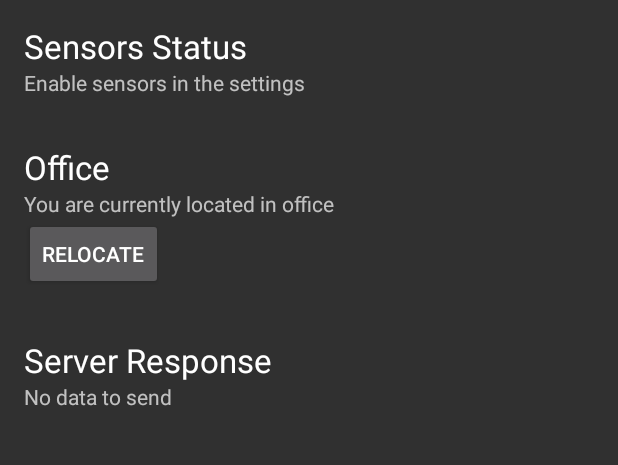
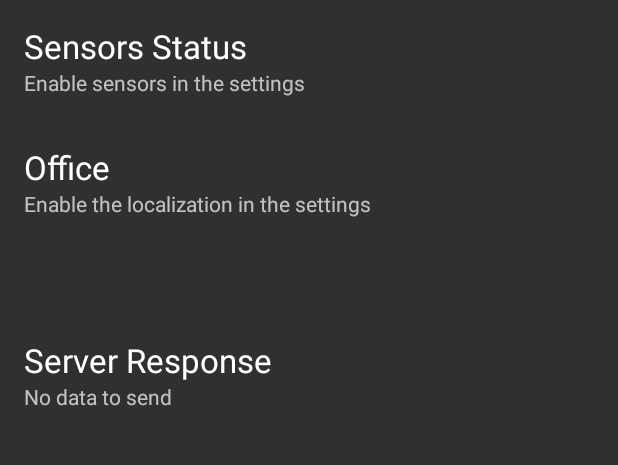
Before and after one commit to bcarron/SyndesiApp, an Android app: the screen it shows after launch (MainActivity), on a phone screen of 412 x 824 dp, the part 84-549 px from its top. Run offline under Robolectric (Android 15) with nearby library versions, the phone set to English and light mode, and no system bars.

Commit message:
Now updating the ui with the localization setting

```diff
--- a/app/src/main/java/tcslab/syndesiapp/controllers/localization/LocalizationController.java
+++ b/app/src/main/java/tcslab/syndesiapp/controllers/localization/LocalizationController.java
@@ -7,6 +7,7 @@ import android.content.Intent;
 import android.content.SharedPreferences;
 import android.net.wifi.ScanResult;
 import android.preference.PreferenceManager;
+import android.support.v4.content.LocalBroadcastManager;
 import android.util.Log;
 import android.widget.Toast;
 import org.opencv.android.BaseLoaderCallback;
@@ -18,6 +19,7 @@ import org.opencv.core.TermCriteria;
 import org.opencv.ml.KNearest;
 import org.opencv.ml.Ml;
 import org.opencv.ml.SVM;
+import tcslab.syndesiapp.models.BroadcastType;
 import tcslab.syndesiapp.models.PreferenceKey;
 
 import java.io.*;
@@ -292,6 +294,7 @@ public class LocalizationController implements SharedPreferences.OnSharedPrefere
                 this.stopLocalization();
             }
         }
+        this.updateUI();
     }
 
     private void startLocalization(){
@@ -307,4 +310,30 @@ public class LocalizationController implements SharedPreferences.OnSharedPrefere
         mAlarmManager.cancel(mLocalizationLauncher);
         Log.d("PREF", "Localization disabled");
     }
+
+    private void updateUI(){
+        Boolean status;
+        SharedPreferences sharedPreferences = PreferenceManager.getDefaultSharedPreferences(this.mAppContext);
+
+        if (sharedPreferences.getBoolean(PreferenceKey.PREF_LOC_PERM.toString(), false)) {
+            status = true;
+        }else{
+            status = false;
+        }
+        Log.d("LocalizationController","Update ui");
+        Intent localIntent = new Intent(BroadcastType.BCAST_TYPE_LOC_STATUS.toString());
+        localIntent.putExtra(BroadcastType.BCAST_EXTRA_LOC_STATUS.toString(), status);
+        localIntent.putExtra(BroadcastType.BCAST_EXTRA_LOC_OFFICE.toString(), this.mCurrentPosition);
+        Boolean res = LocalBroadcastManager.getInstance(mAppContext).sendBroadcast(localIntent);
+        Log.d("LocalizationController", Boolean.toString(res));
+    }
+
+    public Context getmAppContext() {
+        return mAppContext;
+    }
+
+    public void setmAppContext(Context mAppContext) {
+        this.mAppContext = mAppContext;
+        this.updateUI();
+    }
 }
--- a/app/src/main/java/tcslab/syndesiapp/controllers/sensor/SensorController.java
+++ b/app/src/main/java/tcslab/syndesiapp/controllers/sensor/SensorController.java
@@ -48,6 +48,13 @@ public class SensorController implements SharedPreferences.OnSharedPreferenceCha
         this.updateUI();
     }
 
+    public static synchronized SensorController getInstance(Activity activity) {
+        if (mInstance == null) {
+            mInstance = new SensorController(activity);
+        }
+        return mInstance;
+    }
+
     public void onSharedPreferenceChanged(SharedPreferences sharedPreferences, String key) {
         if (key.equals(PreferenceKey.PREF_SYNDESI_URL.toString())) {
             Log.d("PREF", "Server changed");
@@ -79,14 +86,8 @@ public class SensorController implements SharedPreferences.OnSharedPreferenceCha
         }
     }
 
-    public static synchronized SensorController getInstance(Activity activity) {
-        if (mInstance == null) {
-            mInstance = new SensorController(activity);
-        }
-        return mInstance;
-    }
-
     private void updateUI(){
+        Log.d("Sensor", "Update UI");
         SharedPreferences sharedPreferences = PreferenceManager.getDefaultSharedPreferences(mActivity);
         if (sharedPreferences.getBoolean(PreferenceKey.PREF_SENSOR_PERM.toString(), false)) {
             ((TextView) mActivity.findViewById(R.id.sensors_status)).setText("");
--- a/app/src/main/java/tcslab/syndesiapp/controllers/ui/UIReceiver.java
+++ b/app/src/main/java/tcslab/syndesiapp/controllers/ui/UIReceiver.java
@@ -25,6 +25,7 @@ public class UIReceiver extends BroadcastReceiver {
 
     @Override
     public void onReceive(Context context, Intent intent) {
+        Log.d("UIReceiver", intent.getAction());
         if (intent.getAction().equals(BroadcastType.BCAST_TYPE_SERVER_STATUS.toString())) {
             //Update the UI server status
             String response = intent.getStringExtra(BroadcastType.BCAST_EXTRA_SERVER_RESPONSE.toString());
@@ -35,7 +36,7 @@ public class UIReceiver extends BroadcastReceiver {
             String response = intent.getStringExtra(BroadcastType.BCAST_EXTRA_SERVER_RESPONSE.toString());
             TextView server = (TextView) mActivity.findViewById(R.id.controller_display_status);
             server.setText(response);
-        } else{
+        } else {
             //Add sensor reading to the UI
             Float data = intent.getFloatExtra(BroadcastType.BCAST_EXTRA_SENSOR_DATA.toString(), 0);
             ((MainActivity)mActivity).addSensor(new SensorData("", data, intent.getAction()));
--- a/app/src/main/java/tcslab/syndesiapp/controllers/ui/WifiReceiver.java
+++ b/app/src/main/java/tcslab/syndesiapp/controllers/ui/WifiReceiver.java
@@ -1,6 +1,5 @@
 package tcslab.syndesiapp.controllers.ui;
 
-import android.app.Activity;
 import android.content.BroadcastReceiver;
 import android.content.Context;
 import android.content.Intent;
@@ -8,11 +7,14 @@ import android.net.wifi.ScanResult;
 import android.net.wifi.WifiManager;
 import android.preference.PreferenceManager;
 import android.util.Log;
+import android.view.View;
+import android.widget.Button;
 import android.widget.TextView;
 import android.widget.Toast;
 import tcslab.syndesiapp.R;
 import tcslab.syndesiapp.controllers.account.AccountController;
 import tcslab.syndesiapp.models.Account;
+import tcslab.syndesiapp.models.BroadcastType;
 import tcslab.syndesiapp.models.PreferenceKey;
 import tcslab.syndesiapp.views.MainActivity;
 
@@ -26,6 +28,7 @@ public class WifiReceiver extends BroadcastReceiver {
     private MainActivity mActivity;
     private List<List<ScanResult>> mReadings = new ArrayList<>();
     private AccountController mAccountController;
+    private Boolean visible = true;
 
     public WifiReceiver(MainActivity activity) {
         Log.d("WifiReceiver", "New receiver");
@@ -37,7 +40,7 @@ public class WifiReceiver extends BroadcastReceiver {
     @Override
     public void onReceive(Context context, Intent intent) {
         Log.d("WifiReceiver", intent.getAction());
-        if (intent.getAction().equals(WifiManager.SCAN_RESULTS_AVAILABLE_ACTION)) {
+        if (intent.getAction().equals(WifiManager.SCAN_RESULTS_AVAILABLE_ACTION) && visible) {
             mReadings.add(((WifiManager) mActivity.getSystemService(mActivity.WIFI_SERVICE)).getScanResults());
 
             String precision = PreferenceManager.getDefaultSharedPreferences(mActivity.getApplicationContext()).getString(PreferenceKey.PREF_LOC_PRECISION.toString(),"1");
@@ -50,10 +53,10 @@ public class WifiReceiver extends BroadcastReceiver {
                 String officeNumber = mActivity.getmLocalizationController().updateLocation(mReadings);
 
                 //Update the UI office status
-                TextView officeTextView = (TextView) mActivity.findViewById(R.id.office_display);
+                TextView officeTextView = (TextView) mActivity.findViewById(R.id.loc_display);
                 String newOfficeText;
                 if (officeNumber != null) {
-                    newOfficeText = mActivity.getString(R.string.office_display) + " " + officeNumber;
+                    newOfficeText = mActivity.getString(R.string.loc_display) + ": " + officeNumber;
                 } else {
                     newOfficeText = "Cannot locate you (missing training file?)";
                 }
@@ -68,6 +71,24 @@ public class WifiReceiver extends BroadcastReceiver {
 
                 mReadings.clear();
             }
+        }else if(intent.getAction().equals(BroadcastType.BCAST_TYPE_LOC_STATUS.toString())){
+            Boolean status = intent.getBooleanExtra(BroadcastType.BCAST_EXTRA_LOC_STATUS.toString(), false);
+            String office = intent.getStringExtra(BroadcastType.BCAST_EXTRA_LOC_OFFICE.toString());
+            TextView newOfficeText = (TextView) mActivity.findViewById(R.id.loc_display);
+            Button relocateBtn = (Button) mActivity.findViewById(R.id.btnRelocate);
+            if(status) {
+                if(office != null) {
+                    newOfficeText.setText(mActivity.getString(R.string.loc_display) + " " + office);
+                }else{
+                    newOfficeText.setText(mActivity.getString(R.string.loc_scanning));
+                }
+                relocateBtn.setVisibility(View.VISIBLE);
+                this.visible = true;
+            }else{
+                newOfficeText.setText(mActivity.getString(R.string.loc_disabled));
+                relocateBtn.setVisibility(View.INVISIBLE);
+                this.visible = false;
+            }
         }
     }
 }
--- a/app/src/main/java/tcslab/syndesiapp/models/BroadcastType.java
+++ b/app/src/main/java/tcslab/syndesiapp/models/BroadcastType.java
@@ -8,5 +8,8 @@ public enum BroadcastType {
     BCAST_TYPE_SERVER_STATUS,
     BCAST_TYPE_CONTROLLER_STATUS,
     BCAST_EXTRA_SERVER_RESPONSE,
-    BCAST_EXTRA_SENSOR_DATA
+    BCAST_EXTRA_SENSOR_DATA,
+    BCAST_TYPE_LOC_STATUS,
+    BCAST_EXTRA_LOC_STATUS,
+    BCAST_EXTRA_LOC_OFFICE
 }
--- a/app/src/main/java/tcslab/syndesiapp/views/MainActivity.java
+++ b/app/src/main/java/tcslab/syndesiapp/views/MainActivity.java
@@ -98,6 +98,7 @@ public class MainActivity extends AppCompatActivity {
 
         //Set the preferences listener
         PreferenceManager.getDefaultSharedPreferences(getApplicationContext()).registerOnSharedPreferenceChangeListener(SensorController.getInstance(this));
+        PreferenceManager.getDefaultSharedPreferences(getApplicationContext()).registerOnSharedPreferenceChangeListener(LocalizationController.getInstance(this));
 
         // Runtime permissions for Android 6+
         if (Build.VERSION.SDK_INT >= 23) {
@@ -146,7 +147,7 @@ public class MainActivity extends AppCompatActivity {
         if(allPermissionsOk){
             this.mLocalizationController.setToastPermission(true);
         }else{
-            ((TextView) findViewById(R.id.office_display)).setText(R.string.office_noperm);
+            ((TextView) findViewById(R.id.loc_display)).setText(R.string.loc_noperm);
         }
     }
 
@@ -177,20 +178,21 @@ public class MainActivity extends AppCompatActivity {
     protected void onResume() {
         super.onResume();
 
-        //Reset the context on the sensor controller
-        SensorController.getInstance(this).setmActivity(this);
-
         //Register the Broadcast listener
         IntentFilter filter = new IntentFilter();
         for(Integer sensorType : SensorList.sensorUsed){
             filter.addAction(String.valueOf(sensorType));
         }
-        filter.addAction(String.valueOf(BroadcastType.BCAST_TYPE_SERVER_STATUS));
-        filter.addAction(String.valueOf(BroadcastType.BCAST_TYPE_CONTROLLER_STATUS));
+        filter.addAction(BroadcastType.BCAST_TYPE_SERVER_STATUS.toString());
+        filter.addAction(BroadcastType.BCAST_TYPE_CONTROLLER_STATUS.toString());
         LocalBroadcastManager.getInstance(this).registerReceiver(mUiReceiver, filter);
 
         //Register the Wifi Listener
-        this.registerReceiver(mWifiReceiver, new IntentFilter(WifiManager.SCAN_RESULTS_AVAILABLE_ACTION));
+        IntentFilter wifiFilter = new IntentFilter();
+        wifiFilter.addAction(WifiManager.SCAN_RESULTS_AVAILABLE_ACTION);
+        wifiFilter.addAction(BroadcastType.BCAST_TYPE_LOC_STATUS.toString());
+        this.registerReceiver(mWifiReceiver, wifiFilter);
+        LocalBroadcastManager.getInstance(this).registerReceiver(mWifiReceiver, wifiFilter);
 
         /* Load OpenCV */
         if (!OpenCVLoader.initDebug()) {
@@ -198,10 +200,14 @@ public class MainActivity extends AppCompatActivity {
         } else {
             mLocalizationController.mLoaderCallback.onManagerConnected(LoaderCallbackInterface.SUCCESS);
         }
+
+        //Reset the context on the controllers
+        SensorController.getInstance(this).setmActivity(this);
+        mLocalizationController.setmAppContext(this);
     }
 
     public void relocate(View v){
-        Toast.makeText(this, "Starting WiFi scan", Toast.LENGTH_SHORT).show();
+        ((TextView) this.findViewById(R.id.loc_display)).setText(R.string.loc_scanning);
         ((WifiManager) getSystemService(Context.WIFI_SERVICE)).startScan();
     }
 
@@ -213,13 +219,14 @@ public class MainActivity extends AppCompatActivity {
 
         //Unregister the Wifi Listener
         this.unregisterReceiver(mWifiReceiver);
+        LocalBroadcastManager.getInstance(this).unregisterReceiver(mWifiReceiver);
     }
 
     @Override
     protected void onSaveInstanceState(Bundle savedInstanceState) {
         Log.d("Restoration", "save");
         savedInstanceState.putString(String.valueOf(R.id.sensors_status), ((TextView) findViewById(R.id.sensors_status)).getText().toString());
-        savedInstanceState.putString(String.valueOf(R.id.office_display), ((TextView) findViewById(R.id.office_display)).getText().toString());
+        savedInstanceState.putString(String.valueOf(R.id.loc_display), ((TextView) findViewById(R.id.loc_display)).getText().toString());
         savedInstanceState.putString(String.valueOf(R.id.server_display_status), ((TextView) findViewById(R.id.server_display_status)).getText().toString());
 
         super.onSaveInstanceState(savedInstanceState);
@@ -231,7 +238,7 @@ public class MainActivity extends AppCompatActivity {
 
         Log.d("Restoration", "restore");
         ((TextView) findViewById(R.id.sensors_status)).setText(savedInstanceState.getString(String.valueOf(R.id.sensors_status)));
-        ((TextView) findViewById(R.id.office_display)).setText(savedInstanceState.getString(String.valueOf(R.id.office_display)));
+        ((TextView) findViewById(R.id.loc_display)).setText(savedInstanceState.getString(String.valueOf(R.id.loc_display)));
         ((TextView) findViewById(R.id.server_display_status)).setText(savedInstanceState.getString(String.valueOf(R.id.server_display_status)));
     }
 
--- a/app/src/main/res/layout/activity_main.xml
+++ b/app/src/main/res/layout/activity_main.xml
@@ -45,12 +45,12 @@
         android:layout_width="wrap_content"
         android:layout_height="wrap_content"
         android:textAppearance="?android:attr/textAppearanceLarge"
-        android:text="@string/office_title"
+        android:text="@string/loc_title"
         android:paddingTop="32dp" />
 
     <TextView
-        android:id="@+id/office_display"
-        android:text="@string/office_display"
+        android:id="@+id/loc_display"
+        android:text="@string/loc_display"
         android:layout_width="match_parent"
         android:layout_height="wrap_content" />
 
--- a/app/src/main/res/values/strings.xml
+++ b/app/src/main/res/values/strings.xml
@@ -4,10 +4,11 @@
     <string name="sensors">Sensors Status</string>
     <string name="sensors_disabled">Enable sensors in the settings</string>
 
-    <string name="office_title">Office</string>
-    <string name="office_display">You are currently located in office</string>
-    <string name="office_noperm">Please give this app access to your location in the settings</string>
-
+    <string name="loc_title">Office</string>
+    <string name="loc_display">You are currently located in office</string>
+    <string name="loc_scanning">Localization in progress...</string>
+    <string name="loc_noperm">Please give this app access to your location in the settings</string>
+    <string name="loc_disabled">Enable the localization in the settings</string>
 
     <string name="server">Server Response</string>
     <string name="connection_no_server_set">Set server address in the settings</string>
```
